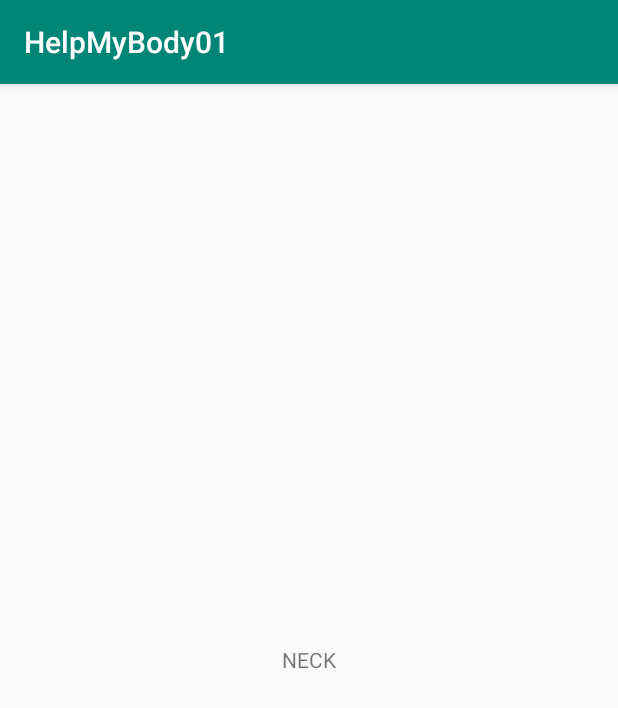
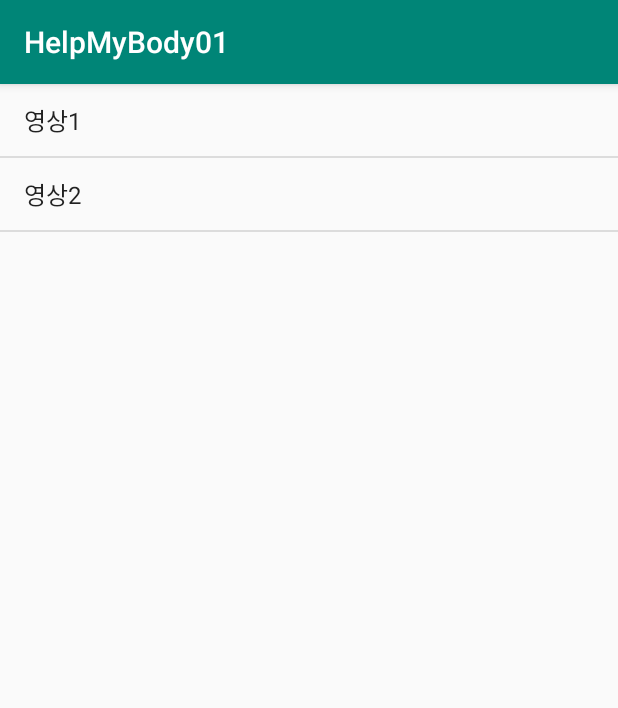
Before and after one commit to gnlimlim0320/HelpMyBody01, an Android app: the Neck screen opened directly, with no data from a screen before it, on a phone screen of 412 x 824 dp. Shown: the top 708 px of the screen. Run offline under Robolectric (Android 15) with nearby library versions, the phone set to English and light mode, and no system bars.

Commit message:
2018.10.31 (05) 리스트 뷰 안에 리스트 뷰 구현 후 화면 전환 성공

```diff
--- a/app/src/main/AndroidManifest.xml
+++ b/app/src/main/AndroidManifest.xml
@@ -40,6 +40,12 @@
         <activity android:name=".bodypart.All">
 
         </activity>
+        <activity android:name=".bodypart.Waist_Youtube.WaistYoutube1">
+
+        </activity>
+        <activity android:name=".bodypart.Waist_Youtube.WaistYoutube2">
+
+        </activity>
     </application>
 
 </manifest>
--- a/app/src/main/java/com/example/dlarb/helpmybody01/bodypart/Neck.java
+++ b/app/src/main/java/com/example/dlarb/helpmybody01/bodypart/Neck.java
@@ -3,8 +3,15 @@ package com.example.dlarb.helpmybody01.bodypart;
 import android.content.Intent;
 import android.os.Bundle;
 import android.support.v7.app.AppCompatActivity;
+import android.view.View;
+import android.widget.AdapterView;
+import android.widget.ArrayAdapter;
+import android.widget.ListAdapter;
+import android.widget.ListView;
 
 import com.example.dlarb.helpmybody01.R;
+import com.example.dlarb.helpmybody01.bodypart.Waist_Youtube.WaistYoutube1;
+import com.example.dlarb.helpmybody01.bodypart.Waist_Youtube.WaistYoutube2;
 
 public class Neck extends AppCompatActivity {
 
@@ -13,6 +20,25 @@ public class Neck extends AppCompatActivity {
         super.onCreate(bundle);
         setContentView(R.layout.neck_layout);
         Intent intent = getIntent();
+
+
+        String[] waist_youtube = {"영상1","영상2"};
+        ListAdapter adapter = new ArrayAdapter<String>(this, android.R.layout.simple_list_item_1,waist_youtube);
+        ListView listView = (ListView)findViewById(R.id.neck_list);
+        listView.setAdapter(adapter);
+
+        listView.setOnItemClickListener(
+                new AdapterView.OnItemClickListener() {
+                    Class[] Neck_Youtube = new Class[]{WaistYoutube1.class, WaistYoutube2.class};
+
+                    @Override
+                    public void onItemClick(AdapterView<?> parent, View view, int position, long id) {
+                        Intent intent = new Intent(getApplicationContext(), Neck_Youtube[position]);
+                        startActivity(intent);
+
+
+                    }
+
+                });
     }
-
 }
--- a/app/src/main/res/layout/neck_layout.xml
+++ b/app/src/main/res/layout/neck_layout.xml
@@ -2,10 +2,15 @@
 <RelativeLayout xmlns:android="http://schemas.android.com/apk/res/android"
     android:layout_width="match_parent" android:layout_height="match_parent">
 
-    <TextView
-        android:id="@+id/neck_text"
-        android:layout_width="wrap_content"
-        android:layout_height="wrap_content"
-        android:layout_centerInParent="true"
-        android:text="NECK" />
+    <ListView
+        android:id="@+id/neck_list"
+        android:layout_width="match_parent"
+        android:layout_height="match_parent"
+        android:layout_alignParentStart="true"
+        android:layout_alignParentLeft="true"
+        android:layout_alignParentTop="true"
+        android:layout_marginStart="0dp"
+        android:layout_marginLeft="0dp"
+        android:layout_marginTop="0dp" />
+
 </RelativeLayout>
```
Also changed, not shown: app/src/main/java/com/example/dlarb/helpmybody01/bodypart/Neck_Youtube/NeckYoutube1.java (added, +16 -0 lines), app/src/main/java/com/example/dlarb/helpmybody01/bodypart/Neck_Youtube/NeckYoutube2.java (added, +16 -0 lines), app/src/main/java/com/example/dlarb/helpmybody01/bodypart/Waist.java (+4 -8 lines), app/src/main/res/layout/neck_youtube1.xml (added, +12 -0 lines), app/src/main/res/layout/neck_youtube2.xml (added, +12 -0 lines).
